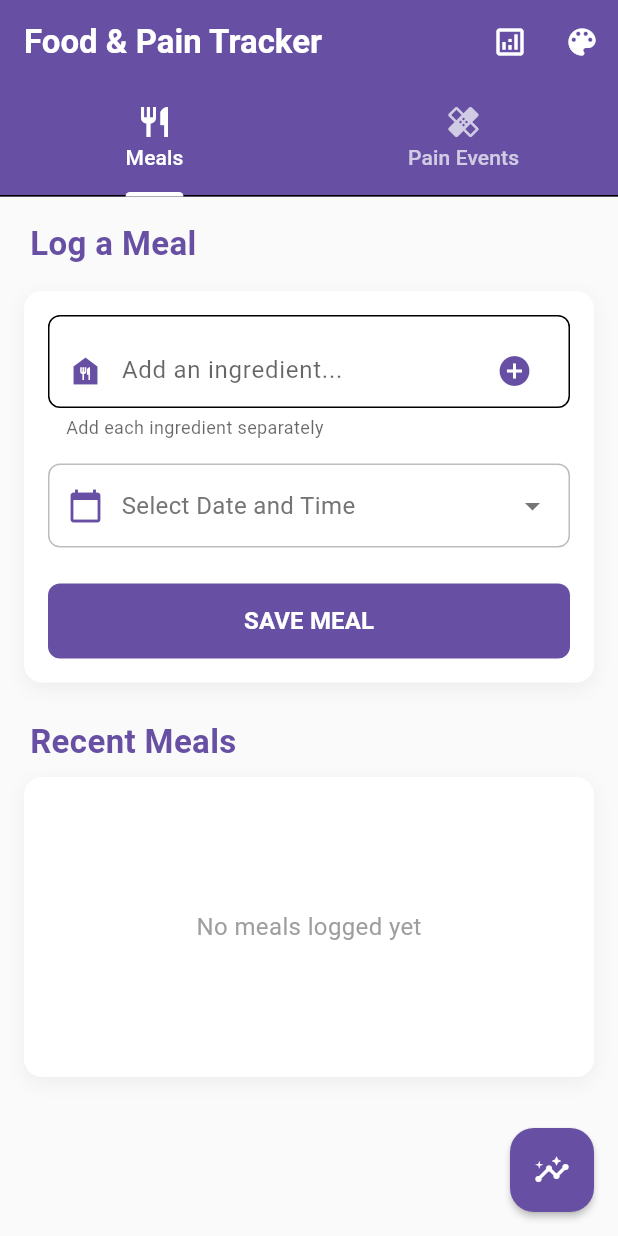
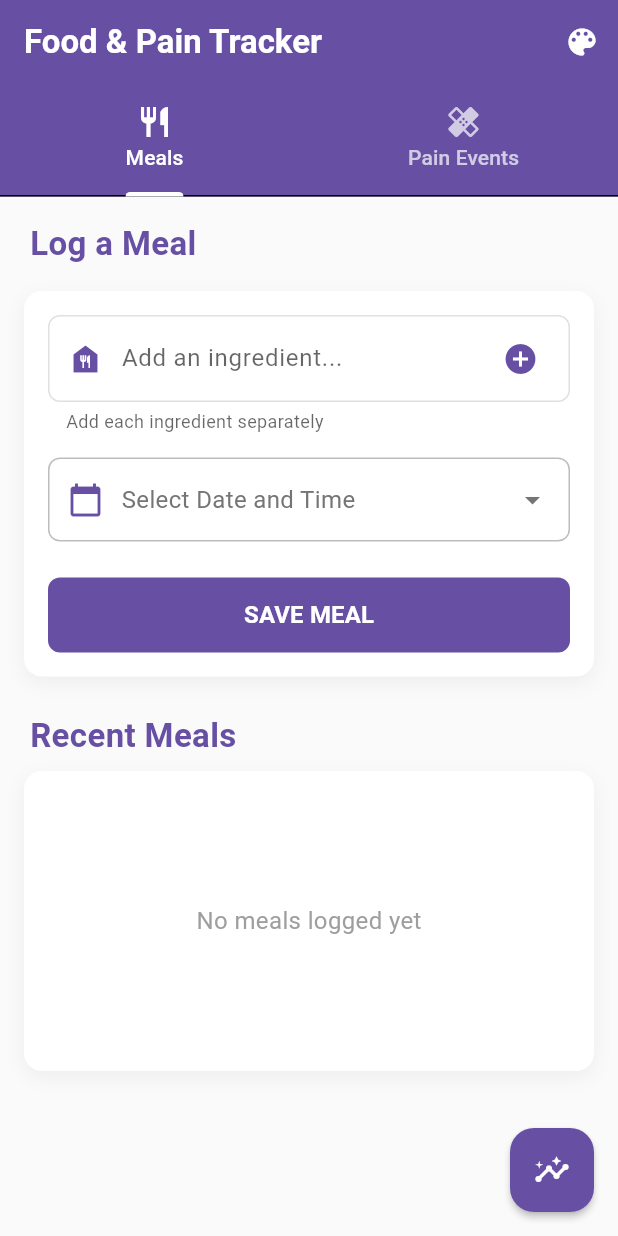
Before and after one commit to KellyRoussel/Bobobidou, a Flutter app: the screen it shows after launch, on a phone screen of 412 x 824 dp. Run offline on Flutter 3.47's test engine with Material 3 defaults, Android fonts, the phone set to English and light mode, and no system bars; our stand-ins replace fl_chart, sqflite; accounts and stored records are empty.

Commit message:
improve ingredients rendering

```diff
--- a/lib/pages/home_page.dart
+++ b/lib/pages/home_page.dart
@@ -102,19 +102,7 @@ class _HomePageState extends State<HomePage> with SingleTickerProviderStateMixin
           ),
         ),
         actions: [
-          IconButton(
-            icon: Icon(
-              Icons.analytics_outlined,
-              color: Theme.of(context).appBarTheme.foregroundColor,
-            ),
-            tooltip: 'View Analysis',
-            onPressed: () {
-              Navigator.push(
-                context,
-                MaterialPageRoute(builder: (_) => const AnalysisPage()),
-              );
-            },
-          ),
+
           IconButton(
             icon: Icon(
               Icons.color_lens,
--- a/lib/pages/widgets/ingredients_chips.dart
+++ b/lib/pages/widgets/ingredients_chips.dart
@@ -54,8 +54,8 @@ class _IngredientInputWidgetState extends State<IngredientInputWidget> {
   Widget build(BuildContext context) {
     // Get theme colors
     final primaryColor = Theme.of(context).primaryColor;
-    final primaryLightColor = Theme.of(context).colorScheme.primary.withOpacity(0.1);
-    final borderColor = Theme.of(context).dividerColor;
+    final primaryLightColor = Theme.of(context).colorScheme.primary.withOpacity(0.08);
+    final borderColor = Colors.grey[300];
     final hintColor = Theme.of(context).hintColor;
 
     return Column(
@@ -63,15 +63,16 @@ class _IngredientInputWidgetState extends State<IngredientInputWidget> {
       children: [
         Container(
           decoration: BoxDecoration(
-            border: Border.all(color: borderColor),
+            border: Border.all(color: borderColor ?? Colors.grey[300]!),
             borderRadius: BorderRadius.circular(8),
           ),
           child: Column(
             crossAxisAlignment: CrossAxisAlignment.start,
             children: [
               Padding(
-                padding: const EdgeInsets.only(top: 12, left: 12, right: 12),
+                padding: const EdgeInsets.symmetric(horizontal: 12, vertical: 8),
                 child: Row(
+                  crossAxisAlignment: CrossAxisAlignment.center,
                   children: [
                     Icon(Icons.food_bank, color: primaryColor),
                     const SizedBox(width: 12),
@@ -83,6 +84,8 @@ class _IngredientInputWidgetState extends State<IngredientInputWidget> {
                           hintText: 'Add an ingredient...',
                           border: InputBorder.none,
                           hintStyle: TextStyle(color: hintColor),
+                          contentPadding: const EdgeInsets.symmetric(vertical: 8.0),
+                          isDense: true,
                         ),
                         onSubmitted: (value) {
                           _addIngredient(value);
@@ -96,6 +99,9 @@ class _IngredientInputWidgetState extends State<IngredientInputWidget> {
                         _addIngredient(_controller.text);
                         _focusNode.requestFocus();
                       },
+                      padding: EdgeInsets.zero,
+                      constraints: const BoxConstraints(),
+                      visualDensity: VisualDensity.compact,
                     ),
                   ],
                 ),
@@ -111,12 +117,26 @@ class _IngredientInputWidgetState extends State<IngredientInputWidget> {
                         label: Text(
                           ingredient,
                           style: TextStyle(
-                            color: Theme.of(context).colorScheme.onSurface,
+                            // Lighter text color that matches the app's design
+                            color: Theme.of(context).textTheme.bodyMedium?.color ?? Colors.black87,
+                            fontWeight: FontWeight.w400,
                           ),
                         ),
                         backgroundColor: primaryLightColor,
-                        deleteIconColor: primaryColor,
+                        // Use a lighter color for the delete icon
+                        deleteIconColor: primaryColor.withOpacity(0.7),
                         onDeleted: () => _removeIngredient(ingredient),
+                        visualDensity: VisualDensity.compact,
+                        materialTapTargetSize: MaterialTapTargetSize.shrinkWrap,
+                        // Add custom shape to manage border color
+                        shape: StadiumBorder(
+                          side: BorderSide(
+                            color: Colors.transparent, // Remove visible border
+                          ),
+                        ),
+                        // Add elevation for a subtle shadow instead of a border
+                        elevation: 0,
+                        padding: const EdgeInsets.symmetric(horizontal: 8, vertical: 0),
                       );
                     }).toList(),
                   ),
```
